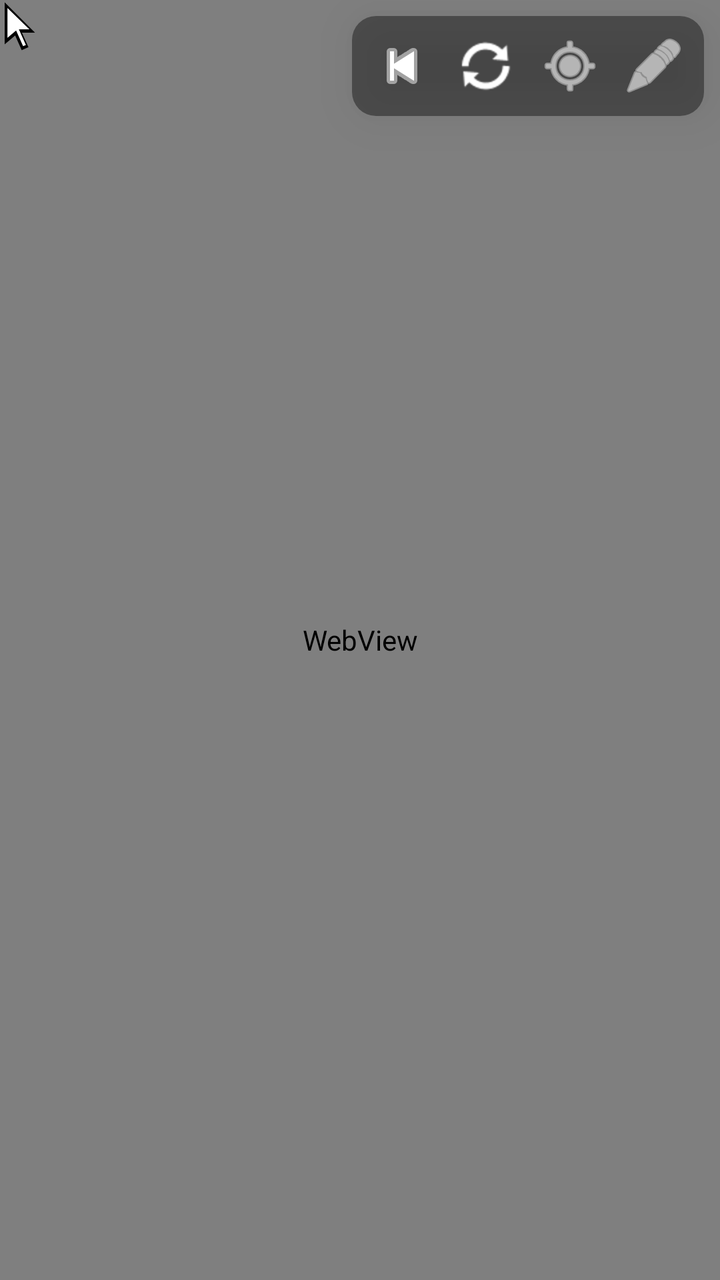
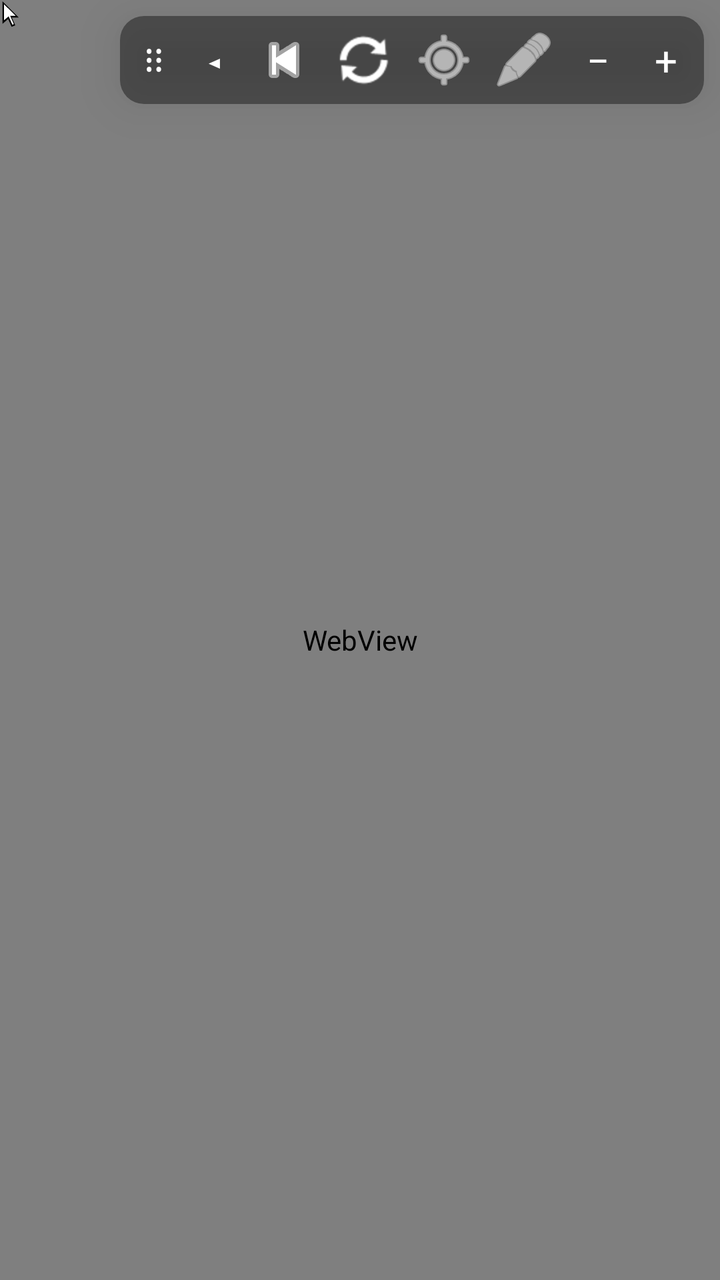

Compare the two renders of this Android layout. The source of the first and the diff that turns it into the second are given below.
<!-- AndroidManifest.xml: activity theme Theme.OfficeDesktop.Fullscreen -->
<!-- res/layout/activity_main.xml -->
<?xml version="1.0" encoding="utf-8"?>
<FrameLayout xmlns:android="http://schemas.android.com/apk/res/android"
    android:id="@+id/rootContainer"
    android:layout_width="match_parent"
    android:layout_height="match_parent"
    android:background="@color/black">

    
    <WebView
        android:id="@+id/webView"
        android:layout_width="match_parent"
        android:layout_height="match_parent" />

    
    <View
        android:id="@+id/touchPad"
        android:layout_width="match_parent"
        android:layout_height="match_parent"
        android:background="@android:color/transparent" />

    
    <ImageView
        android:id="@+id/cursor"
        android:layout_width="28dp"
        android:layout_height="28dp"
        android:src="@drawable/cursor"
        android:elevation="12dp"
        android:importantForAccessibility="no" />

    
    <LinearLayout
        android:id="@+id/toolbar"
        android:layout_width="wrap_content"
        android:layout_height="wrap_content"
        android:layout_gravity="top|end"
        android:layout_margin="8dp"
        android:orientation="horizontal"
        android:background="@drawable/toolbar_bg"
        android:padding="4dp"
        android:elevation="14dp">

        <ImageButton
            android:id="@+id/btnBack"
            style="?android:attr/borderlessButtonStyle"
            android:layout_width="42dp"
            android:layout_height="42dp"
            android:src="@android:drawable/ic_media_previous"
            android:tint="#FFFFFF"
            android:contentDescription="Back" />

        <ImageButton
            android:id="@+id/btnReload"
            style="?android:attr/borderlessButtonStyle"
            android:layout_width="42dp"
            android:layout_height="42dp"
            android:src="@android:drawable/ic_popup_sync"
            android:tint="#FFFFFF"
            android:contentDescription="Reload" />

        <ImageButton
            android:id="@+id/btnMouseToggle"
            style="?android:attr/borderlessButtonStyle"
            android:layout_width="42dp"
            android:layout_height="42dp"
            android:src="@android:drawable/ic_menu_mylocation"
            android:tint="#FFFFFF"
            android:contentDescription="Toggle virtual mouse" />

        <ImageButton
            android:id="@+id/btnKeyboard"
            style="?android:attr/borderlessButtonStyle"
            android:layout_width="42dp"
            android:layout_height="42dp"
            android:src="@android:drawable/ic_menu_edit"
            android:tint="#FFFFFF"
            android:contentDescription="Show keyboard" />
    </LinearLayout>

</FrameLayout>
<!-- resources referenced by this layout -->
<resources>
  <color name="black">#FF000000</color>
  <!-- drawable cursor (drawable) -->
  <?xml version="1.0" encoding="utf-8"?>
  <vector xmlns:android="http://schemas.android.com/apk/res/android"
      android:width="28dp"
      android:height="28dp"
      android:viewportWidth="24"
      android:viewportHeight="24">
  
      
      <path
          android:fillColor="#000000"
          android:pathData="M2,1 L2,19 L6.5,15.2 L9.3,21.5 L12.2,20.2 L9.4,14 L15,14 Z" />
  
      
      <path
          android:fillColor="#FFFFFF"
          android:pathData="M3.2,3.4 L3.2,16.2 L6.9,13.1 L9.9,19.8 L11.1,19.3 L8.1,12.6 L12.6,12.6 Z" />
  </vector>
  <!-- drawable toolbar_bg (drawable) -->
  <?xml version="1.0" encoding="utf-8"?>
  <shape xmlns:android="http://schemas.android.com/apk/res/android"
      android:shape="rectangle">
      <solid android:color="@color/toolbar_bg" />
      <corners android:radius="12dp" />
  </shape>
  <style name="Theme.OfficeDesktop.Fullscreen">
          <item name="android:windowFullscreen">true</item>
          <item name="android:windowNoTitle">true</item>
          <item name="android:windowActionBar">false</item>
          <item name="android:windowContentOverlay">@null</item>
          <item name="android:windowDrawsSystemBarBackgrounds">false</item>
          <item name="android:windowLayoutInDisplayCutoutMode" tools:targetApi="27">shortEdges</item>
      </style>
  <color name="toolbar_bg">#66000000</color>
</resources>

<!-- the commit's change to res/layout/activity_main.xml (unified diff, before → after) -->
@@ -21,8 +21,8 @@
     
     <ImageView
         android:id="@+id/cursor"
-        android:layout_width="28dp"
-        android:layout_height="28dp"
+        android:layout_width="15dp"
+        android:layout_height="15dp"
         android:src="@drawable/cursor"
         android:elevation="12dp"
         android:importantForAccessibility="no" />
@@ -36,44 +36,94 @@
         android:layout_margin="8dp"
         android:orientation="horizontal"
         android:background="@drawable/toolbar_bg"
-        android:padding="4dp"
+        android:padding="2dp"
         android:elevation="14dp">
 
-        <ImageButton
-            android:id="@+id/btnBack"
-            style="?android:attr/borderlessButtonStyle"
-            android:layout_width="42dp"
-            android:layout_height="42dp"
-            android:src="@android:drawable/ic_media_previous"
-            android:tint="#FFFFFF"
-            android:contentDescription="Back" />
+        
+        <TextView
+            android:id="@+id/btnDragHandle"
+            android:layout_width="30dp"
+            android:layout_height="40dp"
+            android:gravity="center"
+            android:text="⠿"
+            android:textColor="#FFFFFF"
+            android:textSize="18sp"
+            android:contentDescription="Drag toolbar" />
 
-        <ImageButton
-            android:id="@+id/btnReload"
-            style="?android:attr/borderlessButtonStyle"
-            android:layout_width="42dp"
-            android:layout_height="42dp"
-            android:src="@android:drawable/ic_popup_sync"
-            android:tint="#FFFFFF"
-            android:contentDescription="Reload" />
+        
+        <TextView
+            android:id="@+id/btnCollapseToggle"
+            android:layout_width="30dp"
+            android:layout_height="40dp"
+            android:gravity="center"
+            android:text="◂"
+            android:textColor="#FFFFFF"
+            android:textSize="16sp"
+            android:contentDescription="Collapse toolbar" />
 
-        <ImageButton
-            android:id="@+id/btnMouseToggle"
-            style="?android:attr/borderlessButtonStyle"
-            android:layout_width="42dp"
-            android:layout_height="42dp"
-            android:src="@android:drawable/ic_menu_mylocation"
-            android:tint="#FFFFFF"
-            android:contentDescription="Toggle virtual mouse" />
+        <LinearLayout
+            android:id="@+id/toolbarButtons"
+            android:layout_width="wrap_content"
+            android:layout_height="wrap_content"
+            android:orientation="horizontal"
+            android:visibility="visible">
 
-        <ImageButton
-            android:id="@+id/btnKeyboard"
-            style="?android:attr/borderlessButtonStyle"
-            android:layout_width="42dp"
-            android:layout_height="42dp"
-            android:src="@android:drawable/ic_menu_edit"
-            android:tint="#FFFFFF"
-            android:contentDescription="Show keyboard" />
+            <ImageButton
+                android:id="@+id/btnBack"
+                style="?android:attr/borderlessButtonStyle"
+                android:layout_width="40dp"
+                android:layout_height="40dp"
+                android:src="@android:drawable/ic_media_previous"
+                android:tint="#FFFFFF"
+                android:contentDescription="Back" />
+
+            <ImageButton
+                android:id="@+id/btnReload"
+                style="?android:attr/borderlessButtonStyle"
+                android:layout_width="40dp"
+                android:layout_height="40dp"
+                android:src="@android:drawable/ic_popup_sync"
+                android:tint="#FFFFFF"
+                android:contentDescription="Reload" />
+
+            <ImageButton
+                android:id="@+id/btnMouseToggle"
+                style="?android:attr/borderlessButtonStyle"
+                android:layout_width="40dp"
+                android:layout_height="40dp"
+                android:src="@android:drawable/ic_menu_mylocation"
+                android:tint="#FFFFFF"
+                android:contentDescription="Toggle virtual mouse" />
+
+            <ImageButton
+                android:id="@+id/btnKeyboard"
+                style="?android:attr/borderlessButtonStyle"
+                android:layout_width="40dp"
+                android:layout_height="40dp"
+                android:src="@android:drawable/ic_menu_edit"
+                android:tint="#FFFFFF"
+                android:contentDescription="Show keyboard" />
+
+            <TextView
+                android:id="@+id/btnZoomOut"
+                android:layout_width="34dp"
+                android:layout_height="40dp"
+                android:gravity="center"
+                android:text="−"
+                android:textColor="#FFFFFF"
+                android:textSize="20sp"
+                android:contentDescription="Zoom out (fit more on screen)" />
+
+            <TextView
+                android:id="@+id/btnZoomIn"
+                android:layout_width="34dp"
+                android:layout_height="40dp"
+                android:gravity="center"
+                android:text="+"
+                android:textColor="#FFFFFF"
+                android:textSize="20sp"
+                android:contentDescription="Zoom in" />
+        </LinearLayout>
     </LinearLayout>
 
 </FrameLayout>
